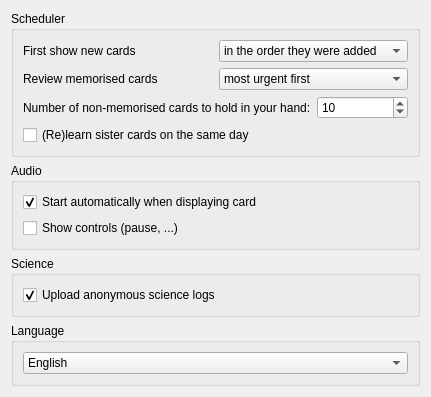
Qt form mnemosyne/mnemosyne/pyqt_ui/configuration_wdgt_main.ui (mnemosyne-proj/mnemosyne) before a commit.
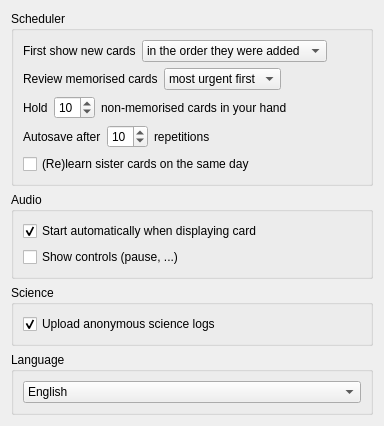
The same form after that commit.

Commit message: * finalised and clean up work on speeding up the card browser * added gui option 'autosave after N reps' * fix a cramming bug

The edit to the form file:
```diff
--- a/mnemosyne/mnemosyne/pyqt_ui/configuration_wdgt_main.ui
+++ b/mnemosyne/mnemosyne/pyqt_ui/configuration_wdgt_main.ui
@@ -6,8 +6,8 @@
    <rect>
     <x>0</x>
     <y>0</y>
-    <width>431</width>
-    <height>371</height>
+    <width>384</width>
+    <height>400</height>
    </rect>
   </property>
   <property name="windowTitle">
@@ -45,6 +45,19 @@
             </item>
            </widget>
           </item>
+          <item>
+           <spacer name="horizontalSpacer">
+            <property name="orientation">
+             <enum>Qt::Horizontal</enum>
+            </property>
+            <property name="sizeHint" stdset="0">
+             <size>
+              <width>40</width>
+              <height>20</height>
+             </size>
+            </property>
+           </spacer>
+          </item>
          </layout>
         </item>
         <item>
@@ -70,6 +83,19 @@
             </item>
            </widget>
           </item>
+          <item>
+           <spacer name="horizontalSpacer_2">
+            <property name="orientation">
+             <enum>Qt::Horizontal</enum>
+            </property>
+            <property name="sizeHint" stdset="0">
+             <size>
+              <width>40</width>
+              <height>20</height>
+             </size>
+            </property>
+           </spacer>
+          </item>
          </layout>
         </item>
         <item>
@@ -77,7 +103,7 @@
           <item>
            <widget class="QLabel" name="label">
             <property name="text">
-             <string>Number of non-memorised cards to hold in your hand:</string>
+             <string>Hold</string>
             </property>
            </widget>
           </item>
@@ -90,6 +116,70 @@
              <number>10</number>
             </property>
            </widget>
+          </item>
+          <item>
+           <widget class="QLabel" name="label_4">
+            <property name="text">
+             <string>non-memorised cards in your hand</string>
+            </property>
+           </widget>
+          </item>
+          <item>
+           <spacer name="horizontalSpacer_3">
+            <property name="orientation">
+             <enum>Qt::Horizontal</enum>
+            </property>
+            <property name="sizeHint" stdset="0">
+             <size>
+              <width>40</width>
+              <height>20</height>
+             </size>
+            </property>
+           </spacer>
+          </item>
+         </layout>
+        </item>
+        <item>
+         <layout class="QHBoxLayout" name="horizontalLayout_4">
+          <item>
+           <widget class="QLabel" name="label_5">
+            <property name="text">
+             <string>Autosave after</string>
+            </property>
+           </widget>
+          </item>
+          <item>
+           <widget class="QSpinBox" name="save_after_n_reps">
+            <property name="minimum">
+             <number>0</number>
+            </property>
+            <property name="maximum">
+             <number>25</number>
+            </property>
+            <property name="value">
+             <number>10</number>
+            </property>
+           </widget>
+          </item>
+          <item>
+           <widget class="QLabel" name="label_6">
+            <property name="text">
+             <string>repetitions</string>
+            </property>
+           </widget>
+          </item>
+          <item>
+           <spacer name="horizontalSpacer_4">
+            <property name="orientation">
+             <enum>Qt::Horizontal</enum>
+            </property>
+            <property name="sizeHint" stdset="0">
+             <size>
+              <width>40</width>
+              <height>20</height>
+             </size>
+            </property>
+           </spacer>
           </item>
          </layout>
         </item>
```
The commit also changes 9 other files.
